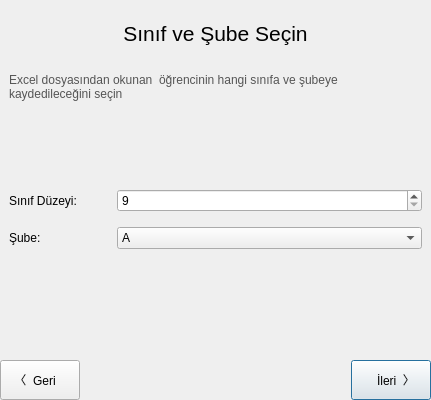
This is src/UI/MultiImportUi/miclasspickerui.ui in ikolomiko/ikooskar-qt as Qt 5 draws it before an edit. The edited form follows.
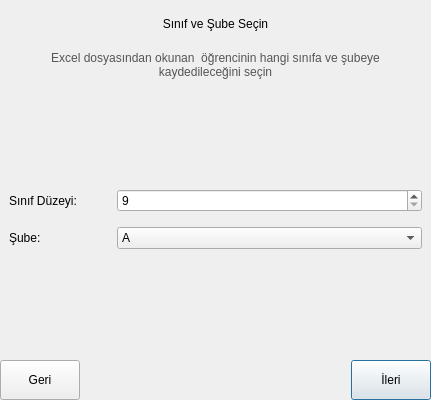
This is the edited form. Icons and pictures are not drawn.

Commit message: miclasspicker, mifilepicker: fix label alignments

The edit to the form file:
```diff
--- a/src/UI/MultiImportUi/miclasspickerui.ui
+++ b/src/UI/MultiImportUi/miclasspickerui.ui
@@ -37,12 +37,17 @@
      <layout class="QVBoxLayout" name="verticalLayout_2">
       <item>
        <widget class="QLabel" name="lblHeader">
-        <property name="font">
-         <font>
-          <family>Segoe UI</family>
-          <pointsize>16</pointsize>
-          <bold>false</bold>
-         </font>
+        <property name="minimumSize">
+         <size>
+          <width>0</width>
+          <height>30</height>
+         </size>
+        </property>
+        <property name="maximumSize">
+         <size>
+          <width>16777215</width>
+          <height>30</height>
+         </size>
         </property>
         <property name="text">
          <string>Sınıf ve Şube Seçin</string>
@@ -54,12 +59,27 @@
       </item>
       <item>
        <widget class="QLabel" name="lblDescription">
+        <property name="minimumSize">
+         <size>
+          <width>0</width>
+          <height>40</height>
+         </size>
+        </property>
+        <property name="maximumSize">
+         <size>
+          <width>16777215</width>
+          <height>40</height>
+         </size>
+        </property>
         <property name="styleSheet">
          <string notr="true">color: #555;</string>
         </property>
         <property name="text">
          <string>Excel dosyasından okunan &lt;n&gt; öğrencinin hangi sınıfa ve şubeye kaydedileceğini seçin</string>
         </property>
+        <property name="alignment">
+         <set>Qt::AlignCenter</set>
+        </property>
         <property name="wordWrap">
          <bool>true</bool>
         </property>
@@ -289,7 +309,17 @@
          </size>
         </property>
         <property name="text">
-         <string>〈  Geri   </string>
+         <string>  Geri  </string>
+        </property>
+        <property name="icon">
+         <iconset>
+          <normaloff>:/arrow-left.png</normaloff>:/arrow-left.png</iconset>
+        </property>
+        <property name="iconSize">
+         <size>
+          <width>22</width>
+          <height>22</height>
+         </size>
         </property>
        </widget>
       </item>
@@ -314,8 +344,21 @@
           <height>40</height>
          </size>
         </property>
+        <property name="layoutDirection">
+         <enum>Qt::RightToLeft</enum>
+        </property>
         <property name="text">
-         <string>   İleri  〉</string>
+         <string>  İleri  </string>
+        </property>
+        <property name="icon">
+         <iconset>
+          <normaloff>:/arrow-right.png</normaloff>:/arrow-right.png</iconset>
+        </property>
+        <property name="iconSize">
+         <size>
+          <width>22</width>
+          <height>22</height>
+         </size>
         </property>
         <property name="autoDefault">
          <bool>true</bool>
```
The commit also changes 1 other file.
